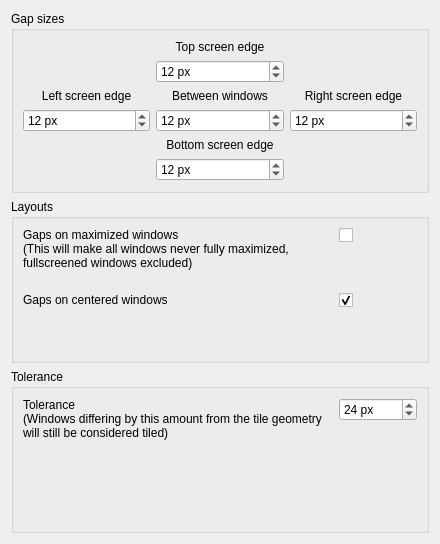
Above: contents/ui/config.ui from nclarius/tile-gaps before the change. Below: the same form after it.
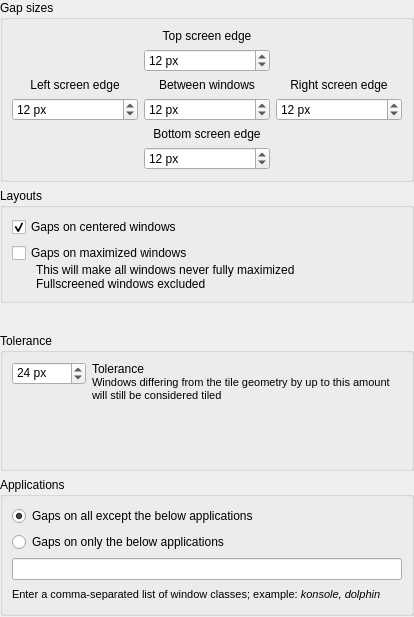
That is the form after the change.

Commit message: add option to filter by application; fix preventing gaps on fullscreened windows not working; improved config layout

```diff
--- a/contents/ui/config.ui
+++ b/contents/ui/config.ui
@@ -6,47 +6,63 @@
    <rect>
     <x>0</x>
     <y>0</y>
-    <width>422</width>
-    <height>544</height>
+    <width>414</width>
+    <height>617</height>
    </rect>
   </property>
+  <property name="minimumSize">
+   <size>
+    <width>414</width>
+    <height>617</height>
+   </size>
+  </property>
   <property name="windowTitle">
    <string>Tile Gaps</string>
   </property>
-  <layout class="QVBoxLayout" name="verticalLayout_1">
+  <widget class="QWidget" name="verticalLayoutWidget">
+   <property name="geometry">
+    <rect>
+     <x>0</x>
+     <y>0</y>
+     <width>414</width>
+     <height>616</height>
+    </rect>
+   </property>
+   <layout class="QVBoxLayout" name="verticalLayout">
+    <property name="spacing">
+     <number>6</number>
+    </property>
+    <property name="leftMargin">
+     <number>0</number>
+    </property>
+    <property name="topMargin">
+     <number>0</number>
+    </property>
+    <property name="rightMargin">
+     <number>0</number>
+    </property>
+    <property name="bottomMargin">
+     <number>0</number>
+    </property>
    <item>
-    <widget class="QGroupBox" name="groupBox">
+     <widget class="QGroupBox" name="groupBox_sizes">
      <property name="title">
       <string>Gap sizes</string>
      </property>
-     <layout class="QGridLayout" name="gridLayout_1">
-      <item row="0" column="3">
-       <widget class="QLabel" name="gapTop">
-        <property name="text">
-         <string>Top screen edge</string>
-        </property>
-        <property name="alignment">
-         <set>Qt::AlignCenter</set>
-        </property>
-       </widget>
-      </item>
-      <item row="3" column="0">
-       <widget class="QLabel" name="gapLeft">
-        <property name="text">
-         <string>Left screen edge</string>
-        </property>
-        <property name="alignment">
-         <set>Qt::AlignCenter</set>
-        </property>
-       </widget>
-      </item>
-      <item row="3" column="3">
-       <widget class="QLabel" name="gapMid">
-        <property name="text">
-         <string>Between windows</string>
-        </property>
-        <property name="alignment">
-         <set>Qt::AlignCenter</set>
+      <property name="flat">
+       <bool>false</bool>
+      </property>
+      <layout class="QGridLayout" name="gridLayout_sizes">
+       <item row="1" column="3">
+        <widget class="QSpinBox" name="kcfg_gapTop">
+         <property name="suffix">
+          <string> px</string>
+         </property>
+         <property name="maximum">
+          <number>999</number>
+         </property>
+         <property name="value">
+          <number>12</number>
         </property>
        </widget>
       </item>
@@ -60,6 +76,29 @@
         </property>
        </widget>
       </item>
+       <item row="4" column="0">
+        <widget class="QSpinBox" name="kcfg_gapLeft">
+         <property name="suffix">
+          <string> px</string>
+         </property>
+         <property name="maximum">
+          <number>999</number>
+         </property>
+         <property name="value">
+          <number>12</number>
+         </property>
+        </widget>
+       </item>
+       <item row="3" column="3">
+        <widget class="QLabel" name="gapMid">
+         <property name="text">
+          <string>Between windows</string>
+         </property>
+         <property name="alignment">
+          <set>Qt::AlignCenter</set>
+         </property>
+        </widget>
+       </item>
       <item row="5" column="3">
        <widget class="QLabel" name="gapBottom">
         <property name="text">
@@ -70,29 +109,13 @@
         </property>
        </widget>
       </item>
-      <item row="1" column="3">
-       <widget class="QSpinBox" name="kcfg_gapTop">
-        <property name="suffix">
-         <string> px</string>
-        </property>
-        <property name="maximum">
-         <number>999</number>
-        </property>
-        <property name="value">
-         <number>12</number>
-        </property>
-       </widget>
-      </item>
-      <item row="4" column="0">
-       <widget class="QSpinBox" name="kcfg_gapLeft">
-        <property name="suffix">
-         <string> px</string>
-        </property>
-        <property name="maximum">
-         <number>999</number>
-        </property>
-        <property name="value">
-         <number>12</number>
+       <item row="3" column="0">
+        <widget class="QLabel" name="gapLeft">
+         <property name="text">
+          <string>Left screen edge</string>
+         </property>
+         <property name="alignment">
+          <set>Qt::AlignCenter</set>
         </property>
        </widget>
       </item>
@@ -122,6 +145,16 @@
         </property>
        </widget>
       </item>
+       <item row="0" column="3">
+        <widget class="QLabel" name="gapTop">
+         <property name="text">
+          <string>Top screen edge</string>
+         </property>
+         <property name="alignment">
+          <set>Qt::AlignCenter</set>
+         </property>
+        </widget>
+       </item>
       <item row="6" column="3">
        <widget class="QSpinBox" name="kcfg_gapBottom">
         <property name="suffix">
@@ -138,108 +171,151 @@
      </layout>
     </widget>
    </item>
-   <item>
-    <widget class="QGroupBox" name="groupBox_2">
+    <item alignment="Qt::AlignTop">
+     <widget class="QGroupBox" name="groupBox_layouts">
+      <property name="sizePolicy">
+       <sizepolicy hsizetype="Preferred" vsizetype="Preferred">
+        <horstretch>0</horstretch>
+        <verstretch>0</verstretch>
+       </sizepolicy>
+      </property>
      <property name="title">
       <string>Layouts</string>
      </property>
-     <layout class="QGridLayout" name="gridLayout_2">
-      <item row="0" column="0" alignment="Qt::AlignTop">
-       <widget class="QLabel" name="includeMaximized">
-        <property name="text">
-         <string>&lt;html&gt;&lt;head/&gt;&lt;body&gt;&lt;p&gt;Gaps on maximized windows&lt;br/&gt;(This will make all windows never fully maximized,&lt;br/&gt;fullscreened windows excluded)&lt;/p&gt;&lt;/body&gt;&lt;/html&gt;</string>
-        </property>
-        <property name="wordWrap">
-         <bool>true</bool>
-        </property>
-       </widget>
-      </item>
-      <item row="0" column="1" alignment="Qt::AlignTop">
-       <widget class="QCheckBox" name="kcfg_includeMaximized">
-        <property name="minimumSize">
-         <size>
-          <width>78</width>
-          <height>0</height>
-         </size>
-        </property>
-        <property name="maximumSize">
-         <size>
-          <width>78</width>
-          <height>16777215</height>
-         </size>
-        </property>
-        <property name="checked">
+      <property name="flat">
          <bool>false</bool>
         </property>
-       </widget>
-      </item>
-      <item row="1" column="0" alignment="Qt::AlignTop">
-       <widget class="QLabel" name="includeCentered">
-        <property name="text">
-         <string>&lt;html&gt;&lt;head/&gt;&lt;body&gt;Gaps on centered windows&lt;/body&gt;&lt;/html&gt;</string>
-        </property>
-        <property name="wordWrap">
-         <bool>true</bool>
-        </property>
-       </widget>
-      </item>
-      <item row="1" column="1" alignment="Qt::AlignTop">
+      <layout class="QHBoxLayout" name="horizontalLayout_4">
+       <item>
+        <layout class="QVBoxLayout" name="verticalLayout_2">
+         <property name="spacing">
+          <number>0</number>
+         </property>
+         <item>
        <widget class="QCheckBox" name="kcfg_includeCentered">
-        <property name="minimumSize">
+           <property name="text">
+            <string>Gaps on centered windows</string>
+           </property>
+           <property name="checked">
+            <bool>true</bool>
+           </property>
+          </widget>
+         </item>
+         <item>
+          <spacer name="verticalSpacer">
+           <property name="orientation">
+            <enum>Qt::Vertical</enum>
+           </property>
+           <property name="sizeHint" stdset="0">
          <size>
-          <width>78</width>
-          <height>0</height>
-         </size>
-        </property>
+             <width>20</width>
+             <height>6</height>
+            </size>
+           </property>
+          </spacer>
+         </item>
+         <item alignment="Qt::AlignTop">
+          <widget class="QCheckBox" name="kcfg_includeMaximized">
         <property name="maximumSize">
          <size>
-          <width>78</width>
+             <width>16777215</width>
           <height>16777215</height>
          </size>
         </property>
+           <property name="text">
+            <string>Gaps on maximized windows</string>
+           </property>
         <property name="checked">
+            <bool>false</bool>
+           </property>
+          </widget>
+         </item>
+         <item>
+          <layout class="QHBoxLayout" name="horizontalLayout">
+           <item>
+            <spacer name="horizontalSpacer">
+             <property name="orientation">
+              <enum>Qt::Horizontal</enum>
+             </property>
+             <property name="sizeType">
+              <enum>QSizePolicy::Fixed</enum>
+             </property>
+             <property name="sizeHint" stdset="0">
+              <size>
+               <width>24</width>
+               <height>20</height>
+              </size>
+             </property>
+            </spacer>
+           </item>
+           <item alignment="Qt::AlignTop">
+            <widget class="QLabel" name="label">
+             <property name="maximumSize">
+              <size>
+               <width>16777215</width>
+               <height>16777215</height>
+              </size>
+             </property>
+             <property name="styleSheet">
+              <string notr="true">font: 8pt &quot;Noto Sans&quot;;</string>
+             </property>
+             <property name="text">
+              <string>&lt;html&gt;&lt;head/&gt;&lt;body&gt;&lt;p&gt;This will make all windows never fully maximized&lt;br/&gt;Fullscreened windows excluded&lt;/p&gt;&lt;/body&gt;&lt;/html&gt;</string>
+             </property>
+             <property name="textFormat">
+              <enum>Qt::RichText</enum>
+             </property>
+             <property name="alignment">
+              <set>Qt::AlignLeading|Qt::AlignLeft|Qt::AlignTop</set>
+             </property>
+             <property name="wordWrap">
          <bool>true</bool>
         </property>
+             <property name="margin">
+              <number>0</number>
+             </property>
        </widget>
       </item>
      </layout>
+         </item>
+        </layout>
+       </item>
+      </layout>
     </widget>
    </item>
    <item>
-    <widget class="QGroupBox" name="groupBox_3">
+     <widget class="QGroupBox" name="groupBox_tolerance">
+      <property name="sizePolicy">
+       <sizepolicy hsizetype="Preferred" vsizetype="Preferred">
+        <horstretch>0</horstretch>
+        <verstretch>0</verstretch>
+       </sizepolicy>
+      </property>
      <property name="title">
       <string>Tolerance</string>
      </property>
-     <layout class="QGridLayout" name="gridLayout_3">
-      <item row="0" column="0" alignment="Qt::AlignTop">
-       <widget class="QLabel" name="tolerance">
-        <property name="minimumSize">
-         <size>
-          <width>310</width>
-          <height>0</height>
-         </size>
-        </property>
-        <property name="maximumSize">
-         <size>
-          <width>310</width>
-          <height>16777215</height>
-         </size>
-        </property>
-        <property name="text">
-         <string>&lt;html&gt;&lt;head/&gt;&lt;body&gt;Tolerance&lt;br/&gt;(Windows differing by this amount from the tile geometry will still be considered tiled)&lt;/body&gt;&lt;/html&gt;</string>
-        </property>
-        <property name="wordWrap">
-         <bool>true</bool>
-        </property>
-       </widget>
-      </item>
-      <item row="0" column="1" alignment="Qt::AlignTop">
+      <property name="flat">
+       <bool>false</bool>
+      </property>
+      <layout class="QHBoxLayout" name="horizontalLayout_2">
+       <property name="bottomMargin">
+        <number>6</number>
+       </property>
+       <item>
+        <layout class="QHBoxLayout" name="horizontalLayout_5">
+         <property name="sizeConstraint">
+          <enum>QLayout::SetDefaultConstraint</enum>
+         </property>
+         <item alignment="Qt::AlignTop">
        <widget class="QSpinBox" name="kcfg_tolerance">
-        <property name="minimumSize">
-         <size>
-          <width>78</width>
-          <height>0</height>
-         </size>
+           <property name="sizePolicy">
+            <sizepolicy hsizetype="Preferred" vsizetype="Fixed">
+             <horstretch>0</horstretch>
+             <verstretch>0</verstretch>
+            </sizepolicy>
+           </property>
+           <property name="alignment">
+            <set>Qt::AlignLeading|Qt::AlignLeft|Qt::AlignTop</set>
         </property>
         <property name="suffix">
          <string> px</string>
@@ -252,10 +328,104 @@
         </property>
        </widget>
       </item>
-     </layout>
-    </widget>
-   </item>
-  </layout>
+         <item>
+          <widget class="QLabel" name="tolerance">
+           <property name="minimumSize">
+            <size>
+             <width>310</width>
+             <height>0</height>
+            </size>
+           </property>
+           <property name="maximumSize">
+            <size>
+             <width>310</width>
+             <height>16777215</height>
+            </size>
+           </property>
+           <property name="text">
+            <string>&lt;html&gt;&lt;head/&gt;&lt;body&gt;&lt;p&gt;Tolerance&lt;br/&gt;&lt;span style=&quot; font-size:8pt;&quot;&gt;Windows differing from the tile geometry by up to this amount will still be considered tiled&lt;/span&gt;&lt;/p&gt;&lt;/body&gt;&lt;/html&gt;</string>
+           </property>
+           <property name="alignment">
+            <set>Qt::AlignLeading|Qt::AlignLeft|Qt::AlignTop</set>
+           </property>
+           <property name="wordWrap">
+            <bool>true</bool>
+           </property>
+          </widget>
+         </item>
+        </layout>
+       </item>
+      </layout>
+     </widget>
+    </item>
+    <item>
+     <widget class="QGroupBox" name="groupBox_applications">
+      <property name="title">
+       <string>Applications</string>
+      </property>
+      <layout class="QHBoxLayout" name="horizontalLayout_3">
+       <item>
+        <layout class="QVBoxLayout" name="verticalLayout_3">
+         <item>
+          <widget class="QRadioButton" name="kcfg_excludeApps">
+           <property name="text">
+            <string>Gaps on all except the below applications</string>
+           </property>
+           <property name="checked">
+            <bool>true</bool>
+           </property>
+          </widget>
+         </item>
+         <item>
+          <widget class="QRadioButton" name="kcfg_includeApps">
+           <property name="text">
+            <string>Gaps on only the below applications</string>
+           </property>
+           <property name="checked">
+            <bool>false</bool>
+           </property>
+          </widget>
+         </item>
+         <item>
+          <widget class="QLineEdit" name="kcfg_appList">
+           <property name="sizePolicy">
+            <sizepolicy hsizetype="Expanding" vsizetype="Fixed">
+             <horstretch>0</horstretch>
+             <verstretch>0</verstretch>
+            </sizepolicy>
+           </property>
+           <property name="maximumSize">
+            <size>
+             <width>390</width>
+             <height>16777215</height>
+            </size>
+           </property>
+           <property name="placeholderText">
+            <string/>
+           </property>
+          </widget>
+         </item>
+         <item>
+          <widget class="QLabel" name="label_2">
+           <property name="font">
+            <font>
+             <pointsize>8</pointsize>
+             <weight>50</weight>
+             <bold>false</bold>
+            </font>
+           </property>
+           <property name="text">
+            <string>&lt;html&gt;&lt;head/&gt;&lt;body&gt;&lt;p&gt;Enter a comma-separated list of window classes; example: &lt;span style=&quot; font-style:italic;&quot;&gt;konsole, dolphin&lt;/span&gt;&lt;/p&gt;&lt;/body&gt;&lt;/html&gt;</string>
+           </property>
+          </widget>
+         </item>
+        </layout>
+       </item>
+      </layout>
+     </widget>
+    </item>
+   </layout>
+  </widget>
  </widget>
  <resources/>
  <connections/>
```
Lines whose indentation alone changed are shown as unchanged. The commit also changes 5 other files.
